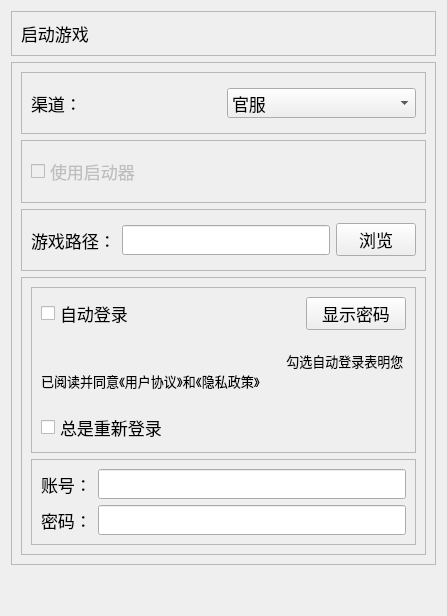
Qt form resources/ui/start_game.ui (Shasnow/StarRailAssistant) before a commit.
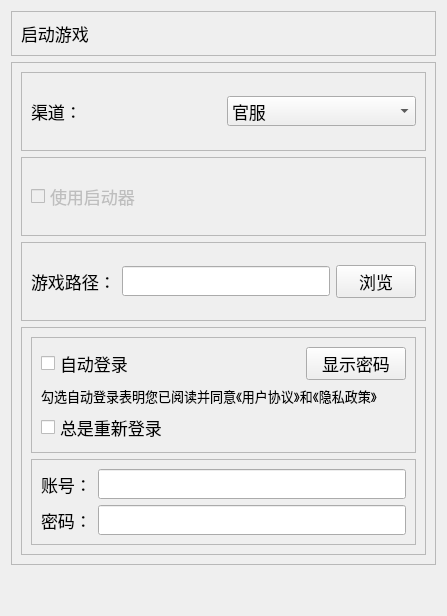
The same form after that commit.

```diff
--- a/resources/ui/start_game.ui
+++ b/resources/ui/start_game.ui
@@ -262,9 +262,7 @@
                                                                 </font>
                                                             </property>
                                                             <property name="text">
-                                                                <string>
-                                                                    勾选自动登录表明您已阅读并同意《用户协议》和《隐私政策》
-                                                                </string>
+                <string>勾选自动登录表明您已阅读并同意《用户协议》和《隐私政策》</string>
                                                             </property>
                                                             <property name="wordWrap">
                                                                 <bool>true</bool>
```
Lines whose indentation alone changed are shown as unchanged.
